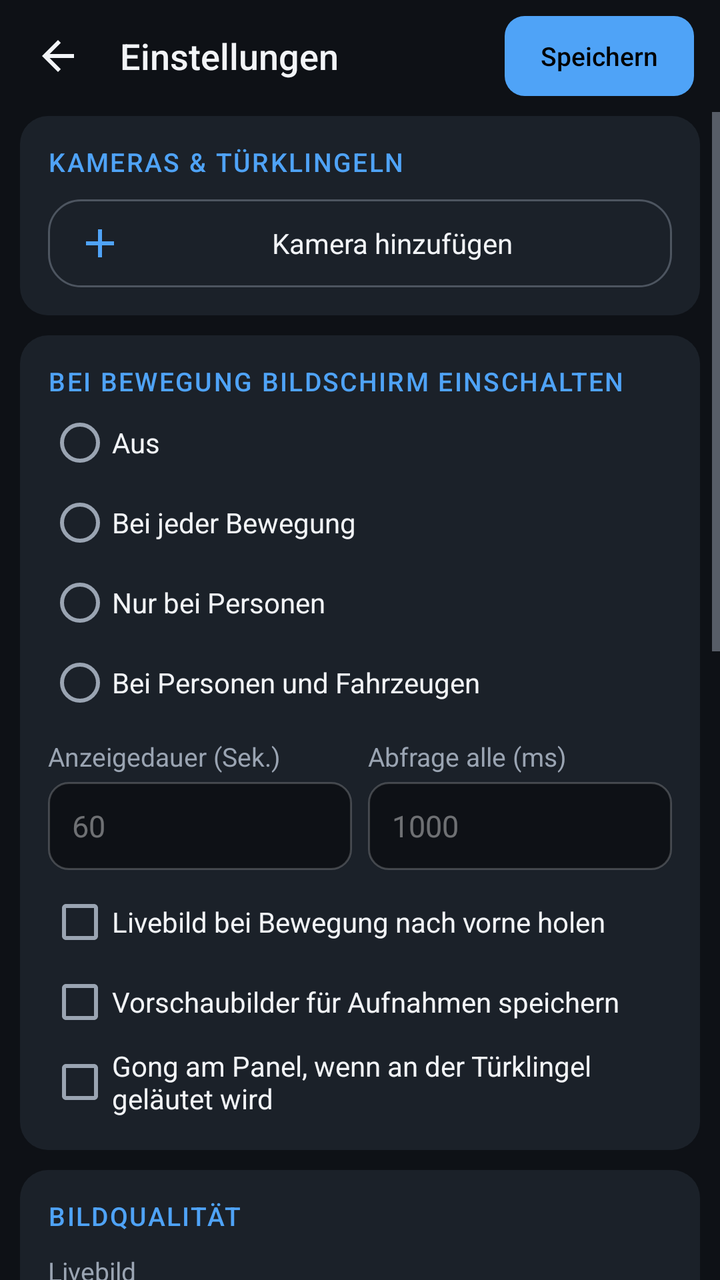
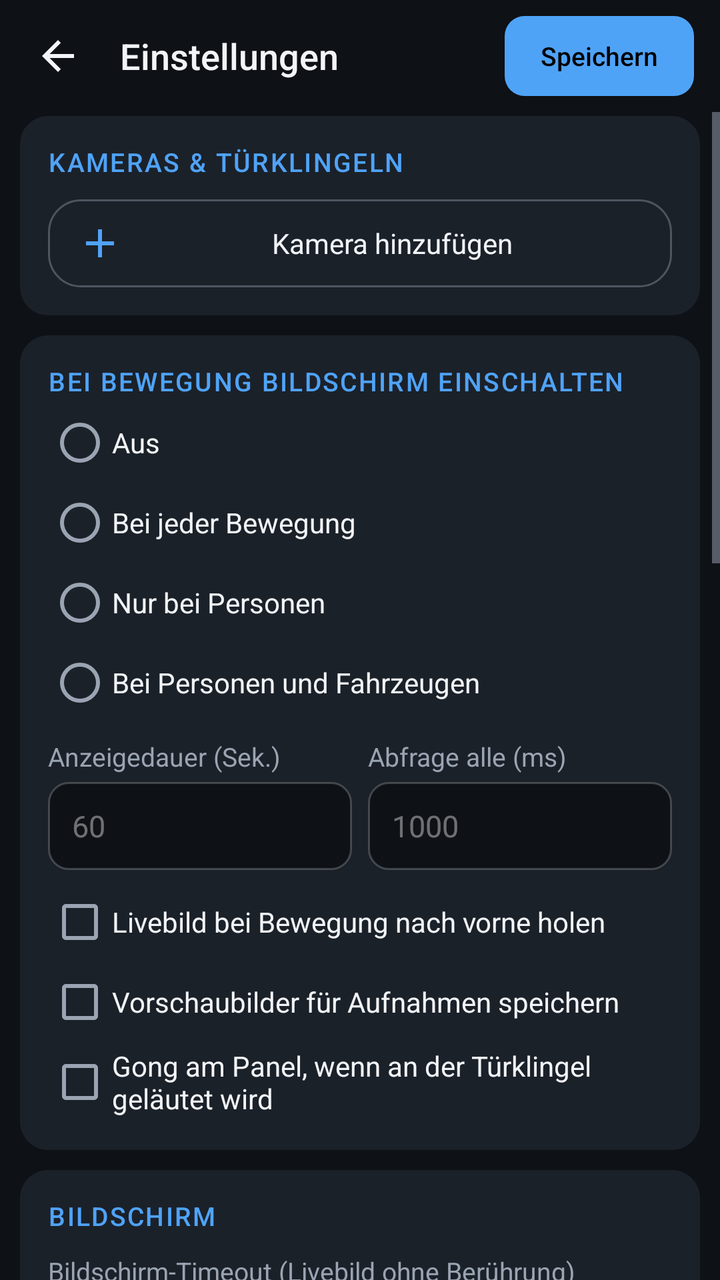

Before-and-after screenshots of an Android layout around one commit, followed by the original layout XML and the change that was made.
<!-- AndroidManifest.xml: application theme AppTheme -->
<!-- res/layout/activity_settings.xml -->
<?xml version="1.0" encoding="utf-8"?>
<LinearLayout xmlns:android="http://schemas.android.com/apk/res/android"
    android:layout_width="match_parent"
    android:layout_height="match_parent"
    android:background="@color/bg"
    android:orientation="vertical">

    
    <LinearLayout
        android:layout_width="match_parent"
        android:layout_height="56dp"
        android:gravity="center_vertical"
        android:orientation="horizontal"
        android:paddingLeft="4dp"
        android:paddingRight="10dp">

        <ImageButton
            android:id="@+id/btnBackSettings"
            style="@style/IconButton"
            android:contentDescription="Zurück"
            android:src="@drawable/ic_back" />

        <TextView
            style="@style/Title"
            android:layout_width="0dp"
            android:layout_height="wrap_content"
            android:layout_marginLeft="6dp"
            android:layout_weight="1"
            android:text="Einstellungen" />

        <Button
            android:id="@+id/btnSave"
            style="@style/BarButton"
            android:layout_width="wrap_content"
            android:layout_height="40dp"
            android:minHeight="40dp"
            android:background="@drawable/btn_primary"
            android:paddingLeft="18dp"
            android:paddingRight="18dp"
            android:text="Speichern"
            android:textColor="#000000" />
    </LinearLayout>

    <ScrollView
        android:layout_width="match_parent"
        android:layout_height="0dp"
        android:layout_weight="1"
        android:fillViewport="true">

        <LinearLayout
            android:layout_width="match_parent"
            android:layout_height="wrap_content"
            android:orientation="vertical"
            android:paddingLeft="10dp"
            android:paddingRight="10dp"
            android:paddingBottom="16dp">

            
            <LinearLayout style="@style/Card" android:layout_width="match_parent" android:layout_height="wrap_content" android:layout_marginTop="2dp">
                <TextView style="@style/Section" android:layout_width="wrap_content" android:layout_height="wrap_content" android:text="Kameras &amp; Türklingeln" />
                <LinearLayout android:id="@+id/camList" android:layout_width="match_parent" android:layout_height="wrap_content" android:orientation="vertical" />
                <TextView android:id="@+id/btnAddCam" android:layout_width="match_parent" android:layout_height="44dp" android:layout_marginTop="8dp" android:background="@drawable/chip" android:clickable="true" android:drawableLeft="@drawable/ic_add" android:drawablePadding="8dp" android:drawableTint="@color/accent" android:focusable="true" android:gravity="center" android:paddingLeft="14dp" android:paddingRight="14dp" android:text="Kamera hinzufügen" android:textColor="@color/text" android:textSize="14sp" />
            </LinearLayout>

            
            <LinearLayout style="@style/Card" android:layout_width="match_parent" android:layout_height="wrap_content">
                <TextView style="@style/Section" android:layout_width="wrap_content" android:layout_height="wrap_content" android:text="Bei Bewegung Bildschirm einschalten" />
                <RadioGroup android:id="@+id/rgTrigger" android:layout_width="match_parent" android:layout_height="wrap_content" android:orientation="vertical">
                    <RadioButton android:id="@+id/rbTrigOff" style="@style/Option" android:layout_width="match_parent" android:layout_height="wrap_content" android:text="Aus" />
                    <RadioButton android:id="@+id/rbTrigAny" style="@style/Option" android:layout_width="match_parent" android:layout_height="wrap_content" android:text="Bei jeder Bewegung" />
                    <RadioButton android:id="@+id/rbTrigPerson" style="@style/Option" android:layout_width="match_parent" android:layout_height="wrap_content" android:text="Nur bei Personen" />
                    <RadioButton android:id="@+id/rbTrigPersonVehicle" style="@style/Option" android:layout_width="match_parent" android:layout_height="wrap_content" android:text="Bei Personen und Fahrzeugen" />
                </RadioGroup>

                <LinearLayout android:layout_width="match_parent" android:layout_height="wrap_content" android:orientation="horizontal">
                    <LinearLayout android:layout_width="0dp" android:layout_height="wrap_content" android:layout_weight="1" android:layout_marginRight="8dp" android:orientation="vertical">
                        <TextView style="@style/Label" android:layout_width="wrap_content" android:layout_height="wrap_content" android:text="Anzeigedauer (Sek.)" />
                        <EditText android:id="@+id/etWake" style="@style/Field" android:layout_width="match_parent" android:layout_height="wrap_content" android:hint="60" android:inputType="number" />
                    </LinearLayout>
                    <LinearLayout android:layout_width="0dp" android:layout_height="wrap_content" android:layout_weight="1" android:orientation="vertical">
                        <TextView style="@style/Label" android:layout_width="wrap_content" android:layout_height="wrap_content" android:text="Abfrage alle (ms)" />
                        <EditText android:id="@+id/etPoll" style="@style/Field" android:layout_width="match_parent" android:layout_height="wrap_content" android:hint="1000" android:inputType="number" />
                    </LinearLayout>
                </LinearLayout>

                <CheckBox android:id="@+id/cbFront" style="@style/Option" android:layout_width="match_parent" android:layout_height="wrap_content" android:layout_marginTop="6dp" android:text="Livebild bei Bewegung nach vorne holen" />
                <CheckBox android:id="@+id/cbThumbs" style="@style/Option" android:layout_width="match_parent" android:layout_height="wrap_content" android:text="Vorschaubilder für Aufnahmen speichern" />
                <CheckBox android:id="@+id/cbChime" style="@style/Option" android:layout_width="match_parent" android:layout_height="wrap_content" android:text="Gong am Panel, wenn an der Türklingel geläutet wird" />
            </LinearLayout>

            
            <LinearLayout style="@style/Card" android:layout_width="match_parent" android:layout_height="wrap_content">
                <TextView style="@style/Section" android:layout_width="wrap_content" android:layout_height="wrap_content" android:text="Bildqualität" />
                <TextView style="@style/Label" android:layout_width="wrap_content" android:layout_height="wrap_content" android:text="Livebild" />
                <RadioGroup android:id="@+id/rgLive" android:layout_width="match_parent" android:layout_height="wrap_content" android:orientation="vertical">
                    <RadioButton android:id="@+id/rbLiveSub" style="@style/Option" android:layout_width="match_parent" android:layout_height="wrap_content" android:text="SD – flüssig, wenig CPU (empfohlen)" />
                    <RadioButton android:id="@+id/rbLiveMain" style="@style/Option" android:layout_width="match_parent" android:layout_height="wrap_content" android:text="HD – fällt automatisch auf SD zurück, falls nicht abspielbar" />
                </RadioGroup>
                <TextView style="@style/Label" android:layout_width="wrap_content" android:layout_height="wrap_content" android:text="Aufnahmen abspielen in" />
                <RadioGroup android:id="@+id/rgRec" android:layout_width="match_parent" android:layout_height="wrap_content" android:orientation="vertical">
                    <RadioButton android:id="@+id/rbRecSub" style="@style/Option" android:layout_width="match_parent" android:layout_height="wrap_content" android:text="SD – lädt schnell (empfohlen)" />
                    <RadioButton android:id="@+id/rbRecMain" style="@style/Option" android:layout_width="match_parent" android:layout_height="wrap_content" android:text="HD – große Dateien" />
                </RadioGroup>
                <TextView style="@style/Label" android:layout_width="wrap_content" android:layout_height="wrap_content" android:text="Übersicht (mehrere Kameras)" />
                <CheckBox android:id="@+id/cbGridLive" style="@style/Option" android:layout_width="match_parent" android:layout_height="wrap_content" android:text="Livevideo statt Standbildern (bis 4 Kameras, mehr CPU)" />
                <TextView style="@style/Label" android:layout_width="wrap_content" android:layout_height="wrap_content" android:text="Standbilder aktualisieren alle (Sek.)" />
                <EditText android:id="@+id/etGridSeconds" style="@style/Field" android:layout_width="match_parent" android:layout_height="wrap_content" android:hint="2" android:inputType="number" />
            </LinearLayout>

            
            <LinearLayout style="@style/Card" android:layout_width="match_parent" android:layout_height="wrap_content">
                <TextView style="@style/Section" android:layout_width="wrap_content" android:layout_height="wrap_content" android:text="Schwenken &amp; Sirene" />
                <LinearLayout android:layout_width="match_parent" android:layout_height="wrap_content" android:orientation="horizontal">
                    <LinearLayout android:layout_width="0dp" android:layout_height="wrap_content" android:layout_weight="1" android:layout_marginRight="8dp" android:orientation="vertical">
                        <TextView style="@style/Label" android:layout_width="wrap_content" android:layout_height="wrap_content" android:text="Schwenk-Tempo (1–64)" />
                        <EditText android:id="@+id/etPtzSpeed" style="@style/Field" android:layout_width="match_parent" android:layout_height="wrap_content" android:hint="32" android:inputType="number" />
                    </LinearLayout>
                    <LinearLayout android:layout_width="0dp" android:layout_height="wrap_content" android:layout_weight="1" android:orientation="vertical">
                        <TextView style="@style/Label" android:layout_width="wrap_content" android:layout_height="wrap_content" android:text="Sirene max. (Sek.)" />
                        <EditText android:id="@+id/etSiren" style="@style/Field" android:layout_width="match_parent" android:layout_height="wrap_content" android:hint="30" android:inputType="number" />
                    </LinearLayout>
                </LinearLayout>
            </LinearLayout>

            
            <LinearLayout style="@style/Card" android:layout_width="match_parent" android:layout_height="wrap_content">
                <TextView style="@style/Section" android:layout_width="wrap_content" android:layout_height="wrap_content" android:text="Gerätestart" />
                <CheckBox android:id="@+id/cbBoot" style="@style/Option" android:layout_width="match_parent" android:layout_height="wrap_content" android:text="Überwachung beim Start automatisch aktivieren" />
                <CheckBox android:id="@+id/cbOpenBoot" style="@style/Option" android:layout_width="match_parent" android:layout_height="wrap_content" android:text="App beim Start sofort öffnen" />
                <Button android:id="@+id/btnBattery" style="@style/BarButton" android:layout_width="match_parent" android:layout_height="wrap_content" android:layout_marginTop="8dp" android:background="@drawable/chip" android:text="Von Akku-Optimierung ausnehmen" />
            </LinearLayout>

        </LinearLayout>
    </ScrollView>
</LinearLayout>
<!-- resources referenced by this layout -->
<resources>
  <color name="accent">#4FA3F7</color>
  <color name="bg">#0E1116</color>
  <color name="text">#F2F4F7</color>
  <!-- drawable btn_primary (drawable) -->
  <?xml version="1.0" encoding="utf-8"?>
  <selector xmlns:android="http://schemas.android.com/apk/res/android">
      <item android:state_pressed="true">
          <shape android:shape="rectangle">
              <solid android:color="#FF8CC4FA" />
              <corners android:radius="10dp" />
          </shape>
      </item>
      <item>
          <shape android:shape="rectangle">
              <solid android:color="@color/accent" />
              <corners android:radius="10dp" />
          </shape>
      </item>
  </selector>
  <!-- drawable ic_add (drawable) -->
  <vector xmlns:android="http://schemas.android.com/apk/res/android"
      android:width="24dp" android:height="24dp"
      android:viewportWidth="24" android:viewportHeight="24">
      <path android:fillColor="#FFFFFFFF" android:pathData="M19,13h-6v6h-2v-6H5v-2h6V5h2v6h6v2z" />
  </vector>
  <!-- drawable ic_back (drawable) -->
  <vector xmlns:android="http://schemas.android.com/apk/res/android"
      android:width="24dp" android:height="24dp"
      android:viewportWidth="24" android:viewportHeight="24"
      android:tint="?android:attr/textColorPrimary">
      <path android:fillColor="#FFFFFFFF" android:pathData="M20,11H7.83l5.59,-5.59L12,4l-8,8 8,8 1.41,-1.41L7.83,13H20v-2z" />
  </vector>
  <style name="Card">
          <item name="android:background">@drawable/card</item>
          <item name="android:orientation">vertical</item>
          <item name="android:padding">14dp</item>
          <item name="android:layout_marginTop">10dp</item>
      </style>
  <style name="IconButton">
          <item name="android:layout_width">48dp</item>
          <item name="android:layout_height">48dp</item>
          <item name="android:layout_marginLeft">1dp</item>
          <item name="android:layout_marginRight">1dp</item>
          <item name="android:background">@drawable/icon_btn</item>
          <item name="android:scaleType">center</item>
          <item name="android:tint">@color/icon_tint</item>
      </style>
  <style name="Label">
          <item name="android:textColor">@color/textDim</item>
          <item name="android:textSize">13sp</item>
          <item name="android:layout_marginTop">8dp</item>
      </style>
  <style name="Option">
          <item name="android:textColor">@color/text</item>
          <item name="android:textSize">14sp</item>
          <item name="android:minHeight">40dp</item>
      </style>
  <style name="Section">
          <item name="android:textColor">@color/accent</item>
          <item name="android:textSize">13sp</item>
          <item name="android:fontFamily">sans-serif-medium</item>
          <item name="android:textAllCaps">true</item>
          <item name="android:letterSpacing">0.06</item>
          <item name="android:layout_marginBottom">2dp</item>
      </style>
  <style name="Title">
          <item name="android:textColor">@color/text</item>
          <item name="android:textSize">18sp</item>
          <item name="android:fontFamily">sans-serif-medium</item>
      </style>
  <!-- drawable card (drawable) -->
  <?xml version="1.0" encoding="utf-8"?>
  <shape xmlns:android="http://schemas.android.com/apk/res/android" android:shape="rectangle">
      <solid android:color="@color/surface" />
      <corners android:radius="14dp" />
  </shape>
  <!-- drawable icon_btn (drawable) -->
  <?xml version="1.0" encoding="utf-8"?>
  <selector xmlns:android="http://schemas.android.com/apk/res/android">
      <item android:state_pressed="true">
          <shape android:shape="oval"><solid android:color="#554FA3F7" /></shape>
      </item>
      <item android:state_activated="true">
          <shape android:shape="oval"><solid android:color="#334FA3F7" /></shape>
      </item>
      <item>
          <shape android:shape="oval"><solid android:color="#00000000" /></shape>
      </item>
  </selector>
  <color name="textDim">#9AA4B2</color>
  <color name="surface">#1B2129</color>
  <color name="surface_pressed">#2C3644</color>
  <!-- unchanged entries left out for length: 6 -->
</resources>

<!-- the commit's change to res/layout/activity_settings.xml (unified diff, before → after) -->
@@ -90,6 +90,16 @@
 
             
             <LinearLayout style="@style/Card" android:layout_width="match_parent" android:layout_height="wrap_content">
+                <TextView style="@style/Section" android:layout_width="wrap_content" android:layout_height="wrap_content" android:text="Bildschirm" />
+                <TextView style="@style/Label" android:layout_width="wrap_content" android:layout_height="wrap_content" android:text="Bildschirm-Timeout (Livebild ohne Berührung)" />
+                <Spinner android:id="@+id/spTimeout" android:layout_width="match_parent" android:layout_height="44dp" android:layout_marginTop="4dp" android:background="@drawable/field_bg" android:paddingLeft="4dp" android:popupBackground="@color/surface" android:spinnerMode="dropdown" />
+                <CheckBox android:id="@+id/cbTapWake" style="@style/Option" android:layout_width="match_parent" android:layout_height="wrap_content" android:layout_marginTop="6dp" android:text="Display per Tipp aufwecken" />
+                <TextView android:id="@+id/tvScreenHint" android:layout_width="match_parent" android:layout_height="wrap_content" android:layout_marginTop="2dp" android:textColor="@color/textDim" android:textSize="12sp" />
+                <Button android:id="@+id/btnAdmin" style="@style/BarButton" android:layout_width="match_parent" android:layout_height="wrap_content" android:layout_marginTop="8dp" android:background="@drawable/chip" android:text="Ausschalten durch die App erlauben" />
+            </LinearLayout>
+
+            
+            <LinearLayout style="@style/Card" android:layout_width="match_parent" android:layout_height="wrap_content">
                 <TextView style="@style/Section" android:layout_width="wrap_content" android:layout_height="wrap_content" android:text="Bildqualität" />
                 <TextView style="@style/Label" android:layout_width="wrap_content" android:layout_height="wrap_content" android:text="Livebild" />
                 <RadioGroup android:id="@+id/rgLive" android:layout_width="match_parent" android:layout_height="wrap_content" android:orientation="vertical">
